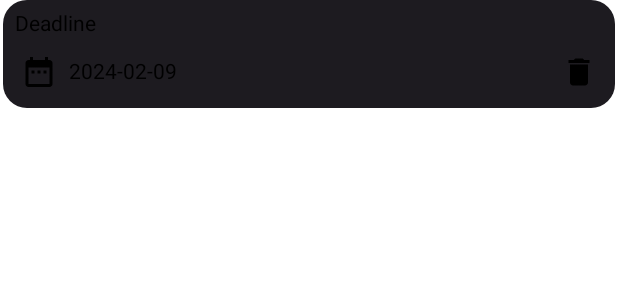
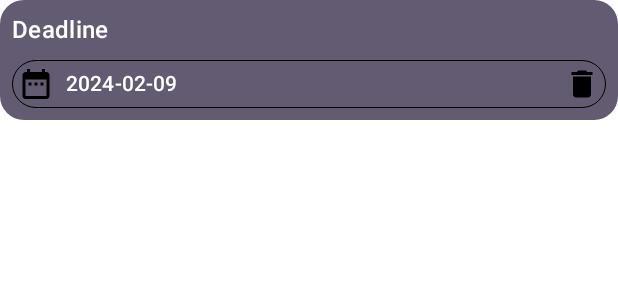
Before and after one commit to Matorarn/todomanager, an Android app built with Jetpack Compose: the @Preview function DueDatePickerLabelPreview, on a phone screen of 412 x 824 dp. Shown: the top 300 px of the screen. Run offline under Robolectric (Android 15) with nearby library versions, the phone set to English and light mode, and no system bars.

Commit message:
improv(configScreen): Refinement of dueDatePicker

```diff
--- a/app/src/main/java/com/example/todomanager/ui/ticketconfig/configelements/category/CategorySwitch.kt
+++ b/app/src/main/java/com/example/todomanager/ui/ticketconfig/configelements/category/CategorySwitch.kt
@@ -38,7 +38,6 @@ fun CategorySwitch(
             .padding(8.dp),
     ) {
         Text(
-            modifier = Modifier.padding(),
             text = "Kategorie",
             color = MaterialTheme.colorScheme.onSecondary,
             style = MaterialTheme.typography.titleMedium,
--- a/app/src/main/java/com/example/todomanager/ui/ticketconfig/configelements/picker/DueDatePicker.kt
+++ b/app/src/main/java/com/example/todomanager/ui/ticketconfig/configelements/picker/DueDatePicker.kt
@@ -1,6 +1,8 @@
 package com.example.todomanager.ui.ticketconfig.configelements.picker
 
+import androidx.compose.foundation.BorderStroke
 import androidx.compose.foundation.background
+import androidx.compose.foundation.border
 import androidx.compose.foundation.clickable
 import androidx.compose.foundation.layout.Column
 import androidx.compose.foundation.layout.Row
@@ -18,7 +20,10 @@ import androidx.compose.material3.Text
 import androidx.compose.runtime.Composable
 import androidx.compose.ui.Alignment
 import androidx.compose.ui.Modifier
+import androidx.compose.ui.draw.clip
+import androidx.compose.ui.graphics.Color
 import androidx.compose.ui.tooling.preview.Preview
+import androidx.compose.ui.unit.Dp
 import androidx.compose.ui.unit.dp
 import java.time.LocalDate
 
@@ -31,17 +36,28 @@ fun DueDatePickerTextField(
 ) {
     Column(
         modifier = modifier
-            .padding(horizontal = 2.dp)
             .background(
-                color = MaterialTheme.colorScheme.onBackground,
+                color = MaterialTheme.colorScheme.secondary,
                 shape = RoundedCornerShape(16.dp),
             )
             .padding(8.dp),
     ) {
-        Text(text = "Deadline")
+        Text(
+            text = "Deadline",
+            color = MaterialTheme.colorScheme.onSecondary,
+            style = MaterialTheme.typography.titleMedium,
+        )
         Spacer(modifier = Modifier.height(8.dp))
         Row(
             modifier = Modifier
+                .border(
+                    BorderStroke(
+                        width = Dp.Hairline,
+                        color = Color.Black,
+                    ),
+                    shape = RoundedCornerShape(16.dp),
+                )
+                .clip(RoundedCornerShape(16.dp))
                 .clickable(onClick = onShowDatePickerDialog)
                 .padding(4.dp),
             verticalAlignment = Alignment.CenterVertically,
@@ -49,7 +65,11 @@ fun DueDatePickerTextField(
             Icon(imageVector = Icons.Default.DateRange, contentDescription = null)
             Spacer(modifier = Modifier.width(8.dp))
             // TODO Add Date Formatter
-            Text(text = dueDate.toString())
+            Text(
+                text = dueDate.toString(),
+                color = MaterialTheme.colorScheme.onSecondary,
+                style = MaterialTheme.typography.labelLarge,
+            )
             Spacer(modifier = Modifier.weight(1f))
             Icon(
                 modifier = Modifier.clickable(onClick = onDeleteDueDateValue),
```
